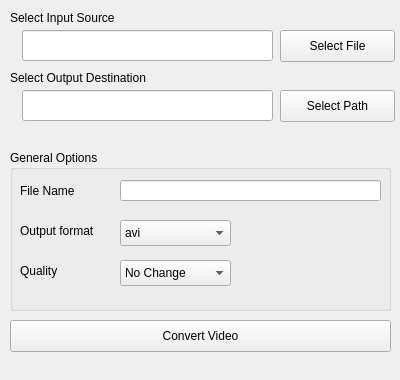
First picture: the form in mainwindow.ui, repository NRauh/SFVC, before the edit.
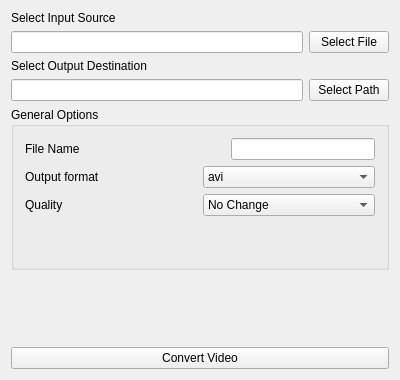
Second picture: the form after the edit.

Commit message: Made the layout size nice

The edit to the form file:
```diff
--- a/mainwindow.ui
+++ b/mainwindow.ui
@@ -14,99 +14,123 @@
    <string>SFVC</string>
   </property>
   <widget class="QWidget" name="centralWidget">
+   <layout class="QVBoxLayout" name="verticalLayout_2">
+    <item>
+     <layout class="QVBoxLayout" name="inputGroup">
+      <item>
    <widget class="QLabel" name="inputLabel">
-    <property name="geometry">
-     <rect>
-      <x>10</x>
-      <y>10</y>
-      <width>122</width>
-      <height>16</height>
-     </rect>
+        <property name="sizePolicy">
+         <sizepolicy hsizetype="Preferred" vsizetype="Fixed">
+          <horstretch>0</horstretch>
+          <verstretch>0</verstretch>
+         </sizepolicy>
     </property>
     <property name="text">
      <string>Select Input Source</string>
     </property>
    </widget>
+      </item>
+      <item>
+       <layout class="QHBoxLayout" name="inputLayout">
+        <item>
+         <widget class="QLineEdit" name="inputPath"/>
+        </item>
+        <item>
    <widget class="QPushButton" name="inputSelectButton">
-    <property name="geometry">
-     <rect>
-      <x>280</x>
-      <y>30</y>
-      <width>115</width>
-      <height>32</height>
-     </rect>
-    </property>
     <property name="text">
      <string>Select File</string>
     </property>
    </widget>
-   <widget class="QLineEdit" name="inputPath">
-    <property name="geometry">
-     <rect>
-      <x>22</x>
-      <y>30</y>
-      <width>251</width>
-      <height>31</height>
-     </rect>
-    </property>
-   </widget>
-   <widget class="QLineEdit" name="outPath">
-    <property name="geometry">
-     <rect>
-      <x>22</x>
-      <y>90</y>
-      <width>251</width>
-      <height>31</height>
-     </rect>
-    </property>
-   </widget>
+        </item>
+       </layout>
+      </item>
+     </layout>
+    </item>
+    <item>
+     <layout class="QVBoxLayout" name="outputGroup">
+      <item>
    <widget class="QLabel" name="outPathLabel">
-    <property name="geometry">
-     <rect>
-      <x>10</x>
-      <y>70</y>
-      <width>161</width>
-      <height>16</height>
-     </rect>
+        <property name="sizePolicy">
+         <sizepolicy hsizetype="Preferred" vsizetype="Fixed">
+          <horstretch>0</horstretch>
+          <verstretch>0</verstretch>
+         </sizepolicy>
     </property>
     <property name="text">
      <string>Select Output Destination</string>
     </property>
    </widget>
+      </item>
+      <item>
+       <layout class="QHBoxLayout" name="outputLayout">
+        <item>
+         <widget class="QLineEdit" name="outPath"/>
+        </item>
+        <item>
    <widget class="QPushButton" name="outPathButton">
-    <property name="geometry">
-     <rect>
-      <x>280</x>
-      <y>90</y>
-      <width>115</width>
-      <height>32</height>
-     </rect>
-    </property>
     <property name="text">
      <string>Select Path</string>
     </property>
    </widget>
+        </item>
+       </layout>
+      </item>
+     </layout>
+    </item>
+    <item>
    <widget class="QGroupBox" name="groupBox">
-    <property name="geometry">
-     <rect>
-      <x>10</x>
-      <y>150</y>
-      <width>381</width>
-      <height>161</height>
-     </rect>
-    </property>
     <property name="title">
      <string>General Options</string>
     </property>
+      <layout class="QVBoxLayout" name="verticalLayout">
+       <item>
+        <layout class="QHBoxLayout" name="fileNameLayout">
+         <item>
+          <widget class="QLabel" name="nameLabel">
+           <property name="text">
+            <string>File Name</string>
+           </property>
+          </widget>
+         </item>
+         <item>
+          <spacer name="horizontalSpacer">
+           <property name="orientation">
+            <enum>Qt::Horizontal</enum>
+           </property>
+           <property name="sizeType">
+            <enum>QSizePolicy::Expanding</enum>
+           </property>
+           <property name="sizeHint" stdset="0">
+            <size>
+             <width>50</width>
+             <height>20</height>
+            </size>
+           </property>
+          </spacer>
+         </item>
+         <item>
+          <widget class="QLineEdit" name="nameInput">
+           <property name="sizePolicy">
+            <sizepolicy hsizetype="Expanding" vsizetype="Fixed">
+             <horstretch>0</horstretch>
+             <verstretch>0</verstretch>
+            </sizepolicy>
+           </property>
+          </widget>
+         </item>
+        </layout>
+       </item>
+       <item>
+        <layout class="QHBoxLayout" name="formatLayout">
+         <item>
+          <widget class="QLabel" name="formatLabel">
+           <property name="text">
+            <string>Output format</string>
+           </property>
+          </widget>
+         </item>
+         <item>
     <widget class="QComboBox" name="formatSelection">
-     <property name="geometry">
-      <rect>
-       <x>110</x>
-       <y>70</y>
-       <width>111</width>
-       <height>26</height>
-      </rect>
-     </property>
      <item>
       <property name="text">
        <string>avi</string>
@@ -118,64 +142,20 @@
       </property>
      </item>
     </widget>
-    <widget class="QLabel" name="formatLabel">
-     <property name="geometry">
-      <rect>
-       <x>10</x>
-       <y>70</y>
-       <width>91</width>
-       <height>21</height>
-      </rect>
-     </property>
-     <property name="text">
-      <string>Output format</string>
-     </property>
-    </widget>
-    <widget class="QLineEdit" name="nameInput">
-     <property name="geometry">
-      <rect>
-       <x>110</x>
-       <y>30</y>
-       <width>261</width>
-       <height>21</height>
-      </rect>
-     </property>
-    </widget>
-    <widget class="QLabel" name="nameLabel">
-     <property name="geometry">
-      <rect>
-       <x>10</x>
-       <y>30</y>
-       <width>71</width>
-       <height>21</height>
-      </rect>
-     </property>
-     <property name="text">
-      <string>File Name</string>
-     </property>
-    </widget>
+         </item>
+        </layout>
+       </item>
+       <item>
+        <layout class="QHBoxLayout" name="qualityLayout">
+         <item>
     <widget class="QLabel" name="qualityLabel">
-     <property name="geometry">
-      <rect>
-       <x>10</x>
-       <y>110</y>
-       <width>51</width>
-       <height>21</height>
-      </rect>
-     </property>
      <property name="text">
       <string>Quality</string>
      </property>
     </widget>
+         </item>
+         <item>
     <widget class="QComboBox" name="qualitySelection">
-     <property name="geometry">
-      <rect>
-       <x>110</x>
-       <y>110</y>
-       <width>111</width>
-       <height>26</height>
-      </rect>
-     </property>
      <item>
       <property name="text">
        <string>No Change</string>
@@ -207,20 +187,46 @@
       </property>
      </item>
     </widget>
-   </widget>
+         </item>
+        </layout>
+       </item>
+       <item>
+        <spacer name="optionsBottomSpace">
+         <property name="orientation">
+          <enum>Qt::Vertical</enum>
+         </property>
+         <property name="sizeHint" stdset="0">
+          <size>
+           <width>20</width>
+           <height>40</height>
+          </size>
+         </property>
+        </spacer>
+       </item>
+      </layout>
+     </widget>
+    </item>
+    <item>
+     <spacer name="buttonSpace">
+      <property name="orientation">
+       <enum>Qt::Vertical</enum>
+      </property>
+      <property name="sizeHint" stdset="0">
+       <size>
+        <width>20</width>
+        <height>40</height>
+       </size>
+      </property>
+     </spacer>
+    </item>
+    <item>
    <widget class="QPushButton" name="runCommand">
-    <property name="geometry">
-     <rect>
-      <x>10</x>
-      <y>320</y>
-      <width>381</width>
-      <height>32</height>
-     </rect>
-    </property>
     <property name="text">
      <string>Convert Video</string>
     </property>
    </widget>
+    </item>
+   </layout>
   </widget>
   <widget class="QMenuBar" name="menuBar">
    <property name="geometry">
```
Lines whose indentation alone changed are shown as unchanged.
